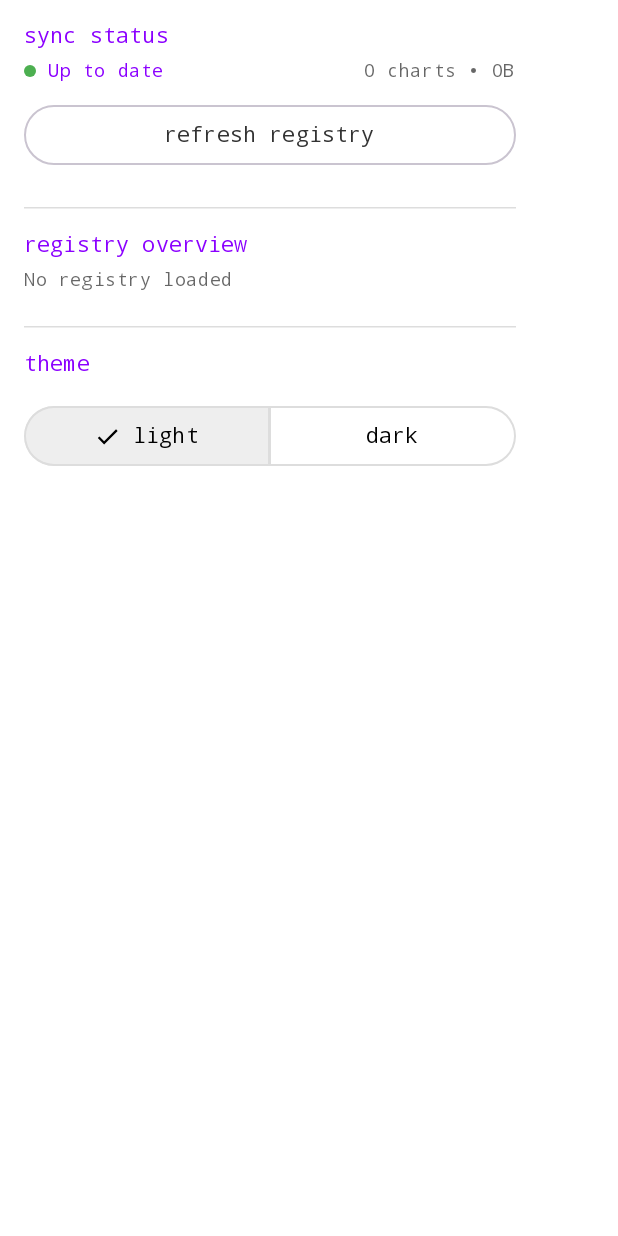
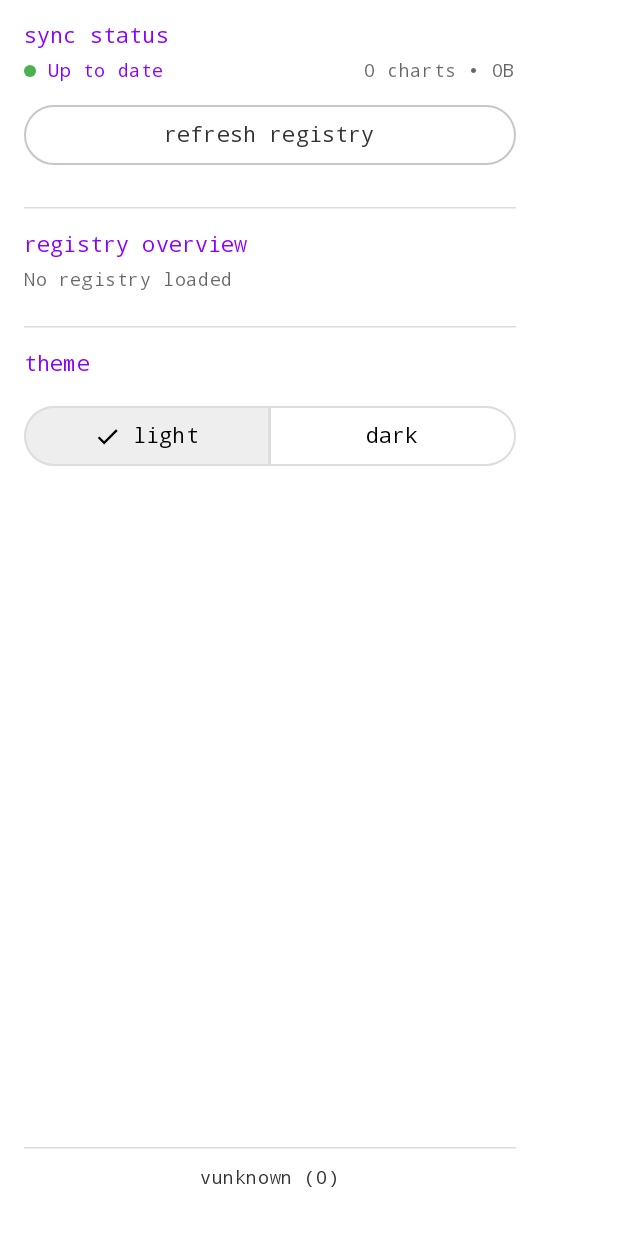
Before and after one commit to joe307bad/fastbreak, an Android app built with Jetpack Compose: the composable DrawerMenu shown on its own in the app's theme, on a phone screen of 412 x 824 dp. Run offline under Robolectric (Android 15) with nearby library versions, the phone set to English and light mode, and no system bars; 19 statements that could not run were skipped.

Commit message:
Adding hockeyR + adding version number to side menu + reenabling Android version

```diff
--- a/kmp/androidApp/src/main/kotlin/com/joebad/fastbreak/MainActivity.kt
+++ b/kmp/androidApp/src/main/kotlin/com/joebad/fastbreak/MainActivity.kt
@@ -15,6 +15,7 @@ import com.joebad.fastbreak.navigation.RootComponent
 import com.joebad.fastbreak.ui.container.RegistryContainer
 import com.joebad.fastbreak.ui.theme.SystemThemeDetector
 import com.joebad.fastbreak.ui.theme.ThemeRepository
+import com.joebad.fastbreak.platform.AppVersion
 import com.russhwolf.settings.Settings
 import kotlinx.coroutines.CoroutineScope
 import kotlinx.coroutines.Dispatchers
@@ -23,6 +24,9 @@ import kotlinx.coroutines.SupervisorJob
 class MainActivity : ComponentActivity() {
     override fun onCreate(savedInstanceState: Bundle?) {
         super.onCreate(savedInstanceState)
+
+        // Initialize app version info
+        AppVersion.init(this)
 
         val settings = Settings()
         val themeRepository = ThemeRepository(
--- /dev/null
+++ b/kmp/shared/src/commonMain/kotlin/com/joebad/fastbreak/platform/AppVersion.kt
@@ -0,0 +1,16 @@
+package com.joebad.fastbreak.platform
+
+/**
+ * Provides app version information from the native platform.
+ */
+expect object AppVersion {
+    /**
+     * The version name (e.g., "1.0.0" or "0.0.1-alpha-42")
+     */
+    val versionName: String
+
+    /**
+     * The build/version code (e.g., "42")
+     */
+    val buildNumber: String
+}
--- a/kmp/shared/src/commonMain/kotlin/com/joebad/fastbreak/ui/DrawerMenu.kt
+++ b/kmp/shared/src/commonMain/kotlin/com/joebad/fastbreak/ui/DrawerMenu.kt
@@ -10,6 +10,7 @@ import androidx.compose.ui.Modifier
 import androidx.compose.ui.text.font.FontFamily
 import androidx.compose.ui.unit.dp
 import com.joebad.fastbreak.data.model.Registry
+import com.joebad.fastbreak.platform.AppVersion
 import com.joebad.fastbreak.ui.diagnostics.DiagnosticsInfo
 import com.joebad.fastbreak.ui.diagnostics.RegistryOverviewList
 import com.joebad.fastbreak.ui.diagnostics.SyncStatusRow
@@ -111,7 +112,20 @@ fun DrawerMenu(
                 }
             }
 
-            // Bottom padding for scroll
+            Spacer(modifier = Modifier.weight(1f))
+
+            // Version info at the bottom
+            HorizontalDivider(color = MaterialTheme.colorScheme.outline)
+            Spacer(modifier = Modifier.height(12.dp))
+
+            Text(
+                text = "v${AppVersion.versionName} (${AppVersion.buildNumber})",
+                style = MaterialTheme.typography.bodySmall,
+                fontFamily = FontFamily.Monospace,
+                color = MaterialTheme.colorScheme.onSurfaceVariant,
+                modifier = Modifier.align(Alignment.CenterHorizontally)
+            )
+
             Spacer(modifier = Modifier.height(16.dp))
         }
     }
```
Also changed, not shown: kmp/shared/src/androidMain/kotlin/com/joebad/fastbreak/platform/AppVersion.android.kt (added, +30 -0 lines), 3 other files.
